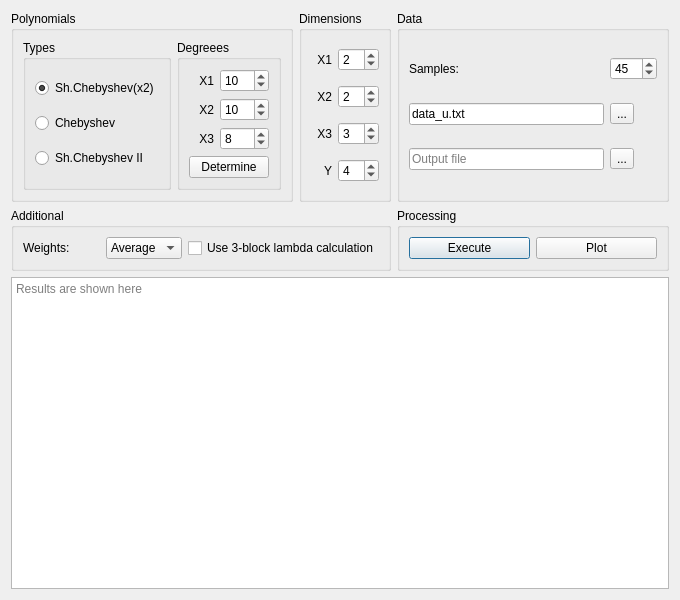
Above: lab_3/main_window.ui from fatvlady/sys-an-labs before the change. Below: the same form after it.
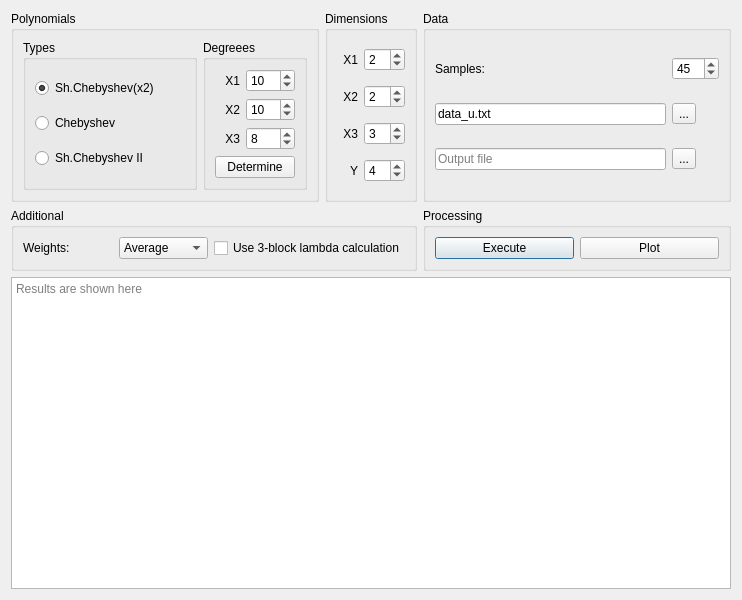
That is the form after the change.

The edit to the form file:
```diff
--- a/lab_3/main_window.ui
+++ b/lab_3/main_window.ui
@@ -6,7 +6,7 @@
    <rect>
     <x>0</x>
     <y>0</y>
-    <width>680</width>
+    <width>742</width>
     <height>600</height>
    </rect>
   </property>
@@ -347,7 +347,7 @@
    <item row="2" column="0" colspan="3">
     <widget class="QTextBrowser" name="results_field">
      <property name="lineWrapMode">
-      <enum>QTextEdit::NoWrap</enum>
+      <enum>QTextEdit::WidgetWidth</enum>
      </property>
      <property name="readOnly">
       <bool>true</bool>
@@ -356,7 +356,7 @@
       <string>&lt;!DOCTYPE HTML PUBLIC &quot;-//W3C//DTD HTML 4.0//EN&quot; &quot;http://www.w3.org/TR/REC-html40/strict.dtd&quot;&gt;
 &lt;html&gt;&lt;head&gt;&lt;meta name=&quot;qrichtext&quot; content=&quot;1&quot; /&gt;&lt;style type=&quot;text/css&quot;&gt;
 p, li { white-space: pre-wrap; }
-&lt;/style&gt;&lt;/head&gt;&lt;body style=&quot; font-family:'MS Shell Dlg 2'; font-size:8.25pt; font-weight:400; font-style:normal;&quot;&gt;
+&lt;/style&gt;&lt;/head&gt;&lt;body style=&quot; font-family:'.SF NS Text'; font-size:13pt; font-weight:400; font-style:normal;&quot;&gt;
 &lt;p style=&quot;-qt-paragraph-type:empty; margin-top:0px; margin-bottom:0px; margin-left:0px; margin-right:0px; -qt-block-indent:0; text-indent:0px; font-family:'.Menio Regular'; font-size:10pt;&quot;&gt;&lt;br /&gt;&lt;/p&gt;&lt;/body&gt;&lt;/html&gt;</string>
      </property>
      <property name="placeholderText">
```
